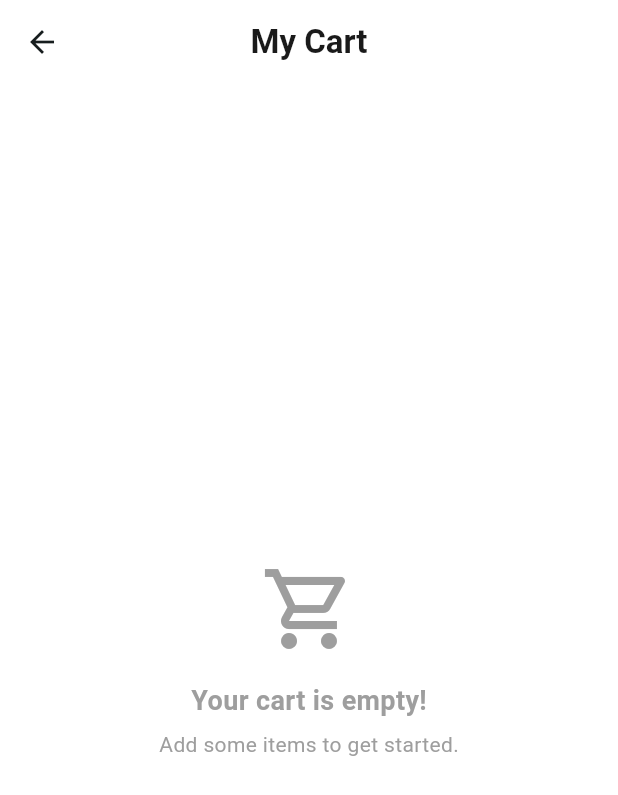
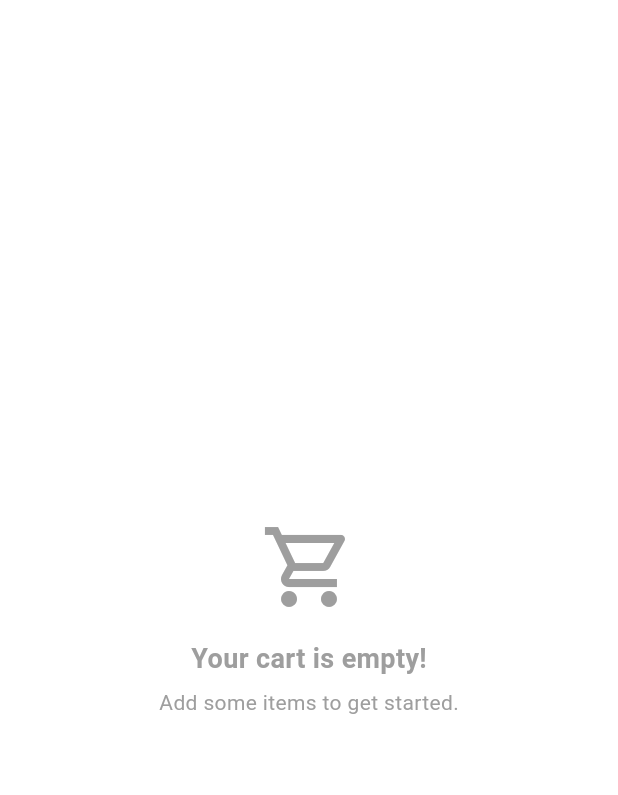
Before and after one commit to supershin69/mini-clothing-app, a Flutter app: the CartScreen screen opened directly, on a phone screen of 412 x 824 dp. Shown: the top 795 px of the screen. Run offline on Flutter 3.47's test engine with Material 3 defaults, Android fonts, the phone set to English and light mode, and no system bars; network calls fail.

Commit message:
some changes

```diff
--- a/lib/screens/cart_screen.dart
+++ b/lib/screens/cart_screen.dart
@@ -9,12 +9,6 @@ class CartScreen extends StatelessWidget {
   Widget build(BuildContext context) {
     return Scaffold(
       backgroundColor: Colors.white,
-      appBar: AppBar(
-        title: const Text("My Cart", style: TextStyle(fontWeight: FontWeight.bold, color: Color(0xFF1A1A1A))),
-        backgroundColor: Colors.white,
-        elevation: 0,
-        centerTitle: true,
-      ),
 
       body: Consumer<CartProvider>(
         builder: (context, cartProvider, child) {
```
